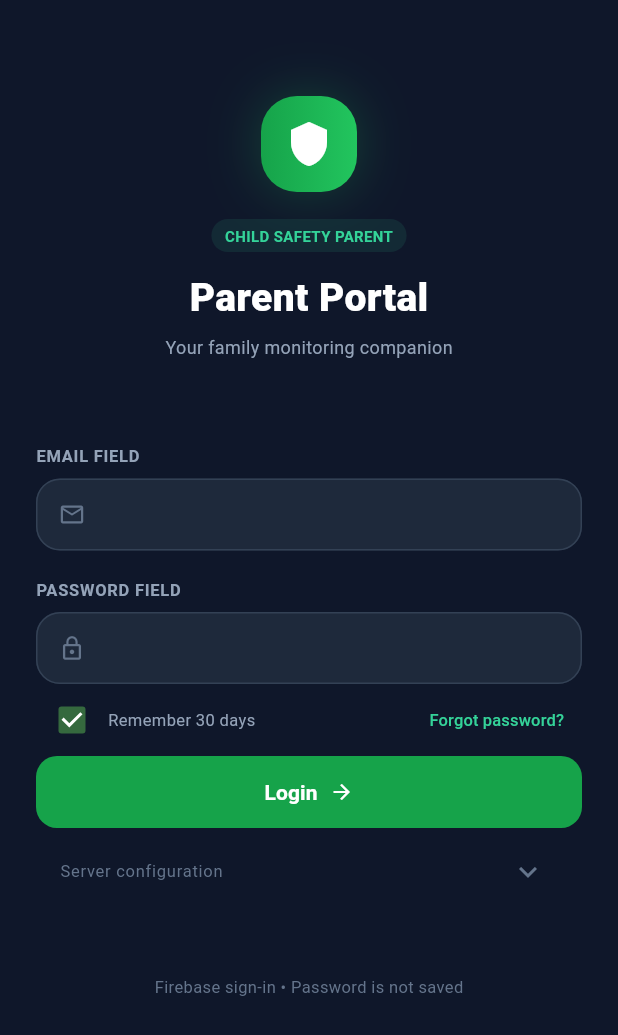
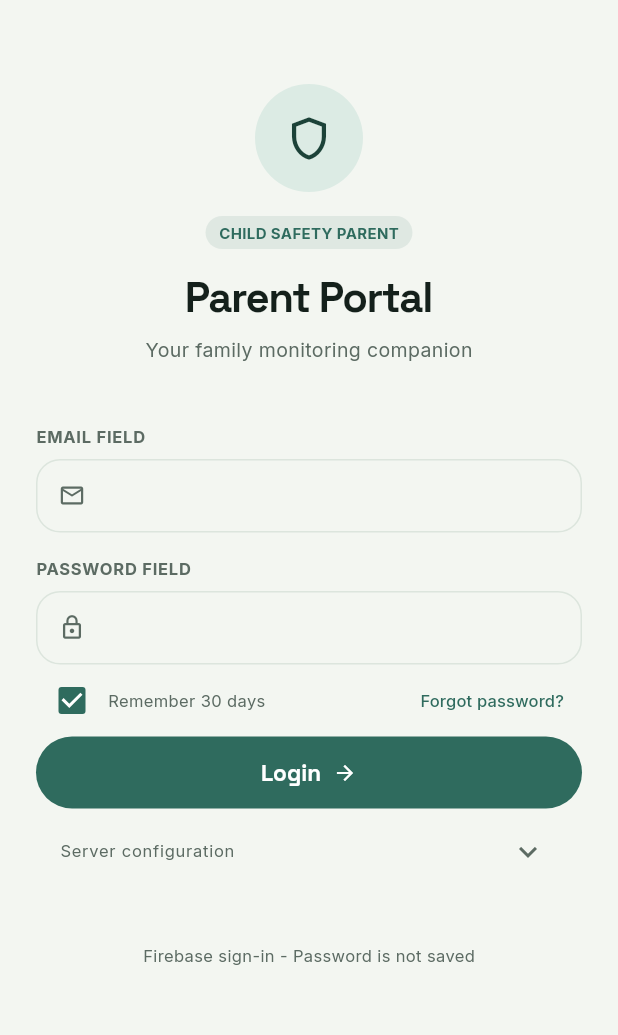
Before and after one commit to frances09f-lgtm/child-safety-parent, a Flutter app: the screen it shows after launch, on a phone screen of 412 x 824 dp. Shown: the top 1035 px of the screen. Run offline on Flutter 3.47's test engine with Material 3 defaults, Android fonts, the light colour scheme and no system bars; our stand-ins replace firebase_core, firebase_messaging, flutter_local_notifications, flutter_map, flutter_secure_storage, latlong2 and 1 more; missing offline and left inert: workmanager; accounts and stored records are empty.

Commit message:
parent: Pally UI restyle (theme, header, dock, login, palette, fonts) v1.4.9

```diff
--- a/lib/api.dart
+++ b/lib/api.dart
@@ -11,7 +11,11 @@ class FamilyApi {
   // configuration, not a secret. Pre-filled so sign-in never asks for it;
   // the field stays editable for project moves.
   static const defaultKey = 'AIzaSyCh-l1is7a-wMWZGhHWUnh9rV0BkdvADbk';
-  static String server = '', key = defaultKey, email = '', _token = '', _refresh = '';
+  static String server = '',
+      key = defaultKey,
+      email = '',
+      _token = '',
+      _refresh = '';
   static bool _remember = true;
   static DateTime _expires = DateTime(2000);
   static Future<bool> restore() async {
--- a/lib/main.dart
+++ b/lib/main.dart
@@ -1,4 +1,5 @@
 import 'update/app_update.dart';
+
 import 'dart:async';
 
 import 'package:flutter/material.dart';
@@ -7,18 +8,27 @@ import 'package:latlong2/latlong.dart';
 import 'package:intl/intl.dart';
 
 import 'api.dart';
+import 'pally.dart';
 import 'detail_reports.dart';
 import 'push.dart';
 import 'zone_alerts.dart';
 import 'activity.dart';
 
-const green = Color(0xff16a34a);
-Color get ink => ParentTheme.dark.value ? Color(0xffe2e8f0) : Color(0xff0f172a);
+const green = Color(0xff2f6b5e);
+Color get ink => ParentTheme.dark.value ? Color(0xffe9f1ec) : Color(0xff14201b);
 Color get muted =>
-    ParentTheme.dark.value ? Color(0xff94a3b8) : Color(0xff64748b);
+    ParentTheme.dark.value ? Color(0xff9aa8a2) : Color(0xff5c6b63);
 Color get pale =>
-    ParentTheme.dark.value ? Color(0xff0b1220) : Color(0xfff1f5f9);
-Color get surface => ParentTheme.dark.value ? Color(0xff172235) : Colors.white;
+    ParentTheme.dark.value ? Color(0xff0b0f10) : Color(0xfff3f6f1);
+Color get surface => ParentTheme.dark.value ? Color(0xff141a1b) : Colors.white;
+Color get edge =>
+    ParentTheme.dark.value ? Color(0xff24312e) : Color(0xffdce5dd);
+Color get soft =>
+    ParentTheme.dark.value ? Color(0xff17332c) : Color(0xffdcebe4);
+Color get onSoft =>
+    ParentTheme.dark.value ? Color(0xffb9efe0) : Color(0xff1c4238);
+Color get accent => ParentTheme.dark.value ? Color(0xff8fd8c2) : green;
+Color get onAccent => ParentTheme.dark.value ? Color(0xff06201a) : Colors.white;
 
 class ParentTheme {
   static final dark = ValueNotifier(false);
@@ -85,6 +95,20 @@ class _ParentAppState extends State<ParentApp> {
       title: 'Child Safety Parent',
       debugShowCheckedModeBanner: false,
       theme: ThemeData(
+        useMaterial3: true,
+        fontFamily: 'Inter',
+        colorScheme:
+            ColorScheme.fromSeed(
+              seedColor: accent,
+              brightness: dark ? Brightness.dark : Brightness.light,
+            ).copyWith(
+              primary: accent,
+              onPrimary: onAccent,
+              surface: surface,
+              onSurface: ink,
+              outline: edge,
+            ),
+        scaffoldBackgroundColor: pale,
         dialogTheme: DialogThemeData(
           backgroundColor: surface,
           surfaceTintColor: Colors.transparent,
@@ -93,62 +117,61 @@ class _ParentAppState extends State<ParentApp> {
           ),
           titleTextStyle: TextStyle(
             color: ink,
+            fontFamily: 'Space Grotesk',
             fontSize: 22,
-            fontWeight: FontWeight.w800,
+            fontWeight: FontWeight.w700,
           ),
           contentTextStyle: TextStyle(color: muted, fontSize: 14, height: 1.45),
           insetPadding: EdgeInsets.all(20),
         ),
-        useMaterial3: true,
-        colorScheme: ColorScheme.fromSeed(
-          seedColor: green,
-          brightness: dark ? Brightness.dark : Brightness.light,
-        ),
-        scaffoldBackgroundColor: pale,
         appBarTheme: AppBarTheme(
           backgroundColor: surface,
           surfaceTintColor: Colors.transparent,
           titleTextStyle: TextStyle(
             color: ink,
+            fontFamily: 'Space Grotesk',
             fontSize: 16,
-            fontWeight: FontWeight.w800,
+            fontWeight: FontWeight.w700,
           ),
         ),
         cardTheme: CardThemeData(
           color: surface,
           surfaceTintColor: Colors.transparent,
+          elevation: 0,
+          shape: RoundedRectangleBorder(
+            borderRadius: BorderRadius.circular(24),
+            side: BorderSide(color: edge),
+          ),
         ),
         inputDecorationTheme: InputDecorationTheme(
           filled: true,
-          fillColor: ParentTheme.dark.value
-              ? Color(0xff1e293b)
-              : Color(0xfff8fafc),
-          contentPadding: EdgeInsets.all(14),
+          fillColor: pale,
+          contentPadding: EdgeInsets.symmetric(horizontal: 14, vertical: 14),
+          labelStyle: TextStyle(fontSize: 13, color: muted),
           border: OutlineInputBorder(
-            borderRadius: BorderRadius.circular(14),
-            borderSide: BorderSide(
-              color: ParentTheme.dark.value
-                  ? Color(0xff334155)
-                  : Color(0xffe2e8f0),
-            ),
+            borderRadius: BorderRadius.circular(16),
+            borderSide: BorderSide(color: edge),
           ),
           enabledBorder: OutlineInputBorder(
-            borderRadius: BorderRadius.circular(14),
-            borderSide: BorderSide(
-              color: ParentTheme.dark.value
-                  ? Color(0xff334155)
-                  : Color(0xffe2e8f0),
-            ),
+            borderRadius: BorderRadius.circular(16),
+            borderSide: BorderSide(color: edge),
+          ),
+          focusedBorder: OutlineInputBorder(
+            borderRadius: BorderRadius.circular(16),
+            borderSide: BorderSide(color: accent, width: 2),
           ),
         ),
         filledButtonTheme: FilledButtonThemeData(
           style: FilledButton.styleFrom(
-            backgroundColor: green,
-            foregroundColor: Colors.white,
+            backgroundColor: accent,
+            foregroundColor: onAccent,
             minimumSize: Size.fromHeight(48),
-            shape: RoundedRectangleBorder(
-              borderRadius: BorderRadius.circular(14),
+            textStyle: TextStyle(
+              fontFamily: 'Space Grotesk',
+              fontSize: 15,
+              fontWeight: FontWeight.w600,
             ),
+            shape: StadiumBorder(),
           ),
         ),
       ),
@@ -157,17 +180,12 @@ class _ParentAppState extends State<ParentApp> {
   );
 }
 
-Widget panel(List<Widget> children, {double radius = 18}) => Container(
-  padding: EdgeInsets.all(16),
+Widget panel(List<Widget> children, {double radius = 24}) => Container(
+  padding: EdgeInsets.all(18),
   decoration: BoxDecoration(
     color: surface,
     borderRadius: BorderRadius.circular(radius),
-    border: Border.all(
-      color: ParentTheme.dark.value ? Color(0xff334155) : Color(0xffe2e8f0),
-    ),
-    boxShadow: [
-      BoxShadow(color: Color(0x09000000), blurRadius: 3, offset: Offset(0, 2)),
-    ],
+    border: Border.all(color: edge),
   ),
   child: Material(
     color: Colors.transparent,
@@ -356,8 +374,7 @@ class _FamilyHomeState extends State<FamilyHome> {
     } catch (_) {
       if (mounted)
         setState(
-          () => error =
-              'Could not refresh. These are the last received reports, not live data.',
+          () => error = 'Could not refresh. These are the last received reports, not live data.',
         );
     } finally {
       if (mounted) setState(() => busy = false);
@@ -446,8 +463,7 @@ class _FamilyHomeState extends State<FamilyHome> {
         newPass.text != confirmPass.text ||
         newPass.text == oldPass.text) {
       setState(
-        () => error =
-            'Use a different password with at least 8 characters and matching confirmation.',
+        () => error = 'Use a different password with at least 8 characters and matching confirmation.',
       );
       return;
     }
@@ -470,56 +486,37 @@ class _FamilyHomeState extends State<FamilyHome> {
 
   @override
   Widget build(BuildContext context) => Scaffold(
-    backgroundColor: signed ? pale : ink,
+    backgroundColor: pale,
     appBar: !signed
         ? null
-        : AppBar(
-            title: Column(
-              crossAxisAlignment: CrossAxisAlignment.start,
-              children: [
-                Text(
-                  section == 0 ? 'Your Family' : 'Parent Account Settings',
-                  style: TextStyle(fontSize: 16, fontWeight: FontWeight.w800),
-                ),
-                if (section == 0)
-                  Text(
-                    '${children.length} protected devices connected',
-                    style: TextStyle(fontSize: 11, color: muted),
-                  ),
-              ],
-            ),
+        : SafetyHeader(
+            title: section == 0 ? 'Your Family' : 'Settings',
+            subtitle: section == 0
+                ? '\${children.length} protected devices connected'
+                : null,
             actions: section == 0
                 ? [
                     IconButton(
                       tooltip: 'Refresh reports',
                       onPressed: busy ? null : refresh,
-                      icon: Icon(Icons.refresh),
+                      icon: Icon(Icons.refresh, color: muted),
                     ),
                     IconButton(
                       tooltip: 'Settings',
                       onPressed: () => setState(() => section = 1),
-                      icon: Icon(Icons.settings_outlined),
+                      icon: Icon(Icons.settings_outlined, color: muted),
                     ),
                   ]
-                : null,
+                : const [],
           ),
     bottomNavigationBar: !signed
         ? null
-        : BottomNavigationBar(
-            backgroundColor: surface,
-            selectedItemColor: green,
-            unselectedItemColor: Color(0xff94a3b8),
-            currentIndex: section,
+        : SafetyDock(
+            index: section,
             onTap: (v) => setState(() => section = v),
-            items: [
-              BottomNavigationBarItem(
-                icon: Icon(Icons.family_restroom),
-                label: 'Children',
-              ),
-              BottomNavigationBarItem(
-                icon: Icon(Icons.settings),
-                label: 'Settings',
-              ),
+            items: const [
+              SafetyDockItem(Icons.family_restroom, 'Children'),
+              SafetyDockItem(Icons.settings, 'Settings'),
             ],
           ),
     body: !ready
@@ -566,40 +563,37 @@ class _FamilyHomeState extends State<FamilyHome> {
             padding: EdgeInsets.all(24),
             child: Column(
               children: [
-                SizedBox(height: 40),
+                SizedBox(height: 32),
                 Container(
-                  width: 64,
-                  height: 64,
+                  width: 72,
+                  height: 72,
                   decoration: BoxDecoration(
-                    gradient: LinearGradient(
-                      colors: [green, Color(0xff22c55e)],
-                    ),
-                    borderRadius: BorderRadius.circular(24),
-                    boxShadow: [
-                      BoxShadow(color: Color(0x4022c55e), blurRadius: 30),
-                    ],
-                  ),
-                  child: Icon(Icons.shield, color: Colors.white, size: 32),
+                    color: soft,
+                    shape: BoxShape.circle,
+                  ),
+                  child: Icon(Icons.shield_outlined, color: onSoft, size: 34),
                 ),
-                SizedBox(height: 18),
-                pill('CHILD SAFETY PARENT', color: Color(0xff34d399)),
+                SizedBox(height: 16),
+                pill('CHILD SAFETY PARENT', color: accent),
                 SizedBox(height: 12),
                 Text(
                   'Parent Portal',
                   style: TextStyle(
-                    color: Colors.white,
-                    fontSize: 26,
-                    fontWeight: FontWeight.w800,
+                    fontFamily: 'Space Grotesk',
+                    color: ink,
+                    fontSize: 28,
+                    fontWeight: FontWeight.w700,
+                    letterSpacing: -.98,
                   ),
                 ),
                 SizedBox(height: 6),
                 Text(
                   'Your family monitoring companion',
-                  style: TextStyle(color: Color(0xff94a3b8), fontSize: 12),
+                  style: TextStyle(color: muted, fontSize: 13),
                 ),
-                SizedBox(height: 56),
+                SizedBox(height: 40),
                 darkField('EMAIL FIELD', email, Icons.email_outlined),
-                SizedBox(height: 18),
+                SizedBox(height: 16),
                 darkField(
                   'PASSWORD FIELD',
                   password,
@@ -615,17 +609,14 @@ class _FamilyHomeState extends State<FamilyHome> {
                     ),
                     Text(
                       'Remember 30 days',
-                      style: TextStyle(color: Color(0xff94a3b8), fontSize: 11),
+                      style: TextStyle(color: muted, fontSize: 11),
                     ),
                     Spacer(),
                     TextButton(
                       onPressed: resetPassword,
                       child: Text(
                         'Forgot password?',
-                        style: TextStyle(
-                          color: Color(0xff34d399),
-                          fontSize: 11,
-                        ),
+                        style: TextStyle(color: accent, fontSize: 11),
                       ),
                     ),
                   ],
@@ -647,7 +638,7 @@ class _FamilyHomeState extends State<FamilyHome> {
                 Theme(
                   data: Theme.of(context).copyWith(
                     textTheme: Theme.of(context).textTheme
-                        .apply(bodyColor: Color(0xff94a3b8)),
+                        .apply(bodyColor: muted),
                   ),
                   child: ExpansionTile(
                     iconColor: muted,
@@ -673,9 +664,9 @@ class _FamilyHomeState extends State<FamilyHome> {
                 ),
                 if (error.isNotEmpty)
                   Text(error, style: TextStyle(color: Colors.redAccent)),
-                SizedBox(height: 40),
+                SizedBox(height: 32),
                 Text(
-                  'Firebase sign-in • Password is not saved',
+                  'Firebase sign-in - Password is not saved',
                   style: TextStyle(color: muted, fontSize: 11),
                 ),
               ],
@@ -696,7 +687,7 @@ class _FamilyHomeState extends State<FamilyHome> {
       Text(
         title,
         style: TextStyle(
-          color: Color(0xff94a3b8),
+          color: muted,
           fontSize: 11,
           fontWeight: FontWeight.w700,
           letterSpacing: .5,
@@ -709,14 +700,9 @@ class _FamilyHomeState extends State<FamilyHome> {
         keyboardType: secret
             ? TextInputType.visiblePassword
             : TextInputType.text,
-        style: TextStyle(color: Colors.white, fontSize: 13),
+        style: TextStyle(color: ink, fontSize: 14),
         decoration: InputDecoration(
-          fillColor: Color(0xff1e293b),
           prefixIcon: Icon(icon, color: muted, size: 18),
-          enabledBorder: OutlineInputBorder(
-            borderRadius: BorderRadius.circular(16),
-            borderSide: BorderSide(color: Color(0xff334155)),
-          ),
         ),
       ),
     ],
@@ -795,7 +781,7 @@ class _FamilyHomeState extends State<FamilyHome> {
               width: 48,
               height: 48,
               decoration: BoxDecoration(
-                color: Color(0xffdcfce7),
+                color: soft,
                 borderRadius: BorderRadius.circular(16),
               ),
               child: Icon(Icons.person, color: green),
@@ -875,8 +861,7 @@ class _FamilyHomeState extends State<FamilyHome> {
                       await ZoneAlerts.disable();
                     }
                   } catch (_) {
-                    ZoneAlerts.status =
-                        'Could not save notification settings. Restart and retry.';
+                    ZoneAlerts.status = 'Could not save notification settings. Restart and retry.';
                   } finally {
                     progress.cancel();
                     ZoneAlerts.changing = false;
@@ -966,8 +951,10 @@ class _FamilyHomeState extends State<FamilyHome> {
               await ZoneAlerts.disableAll();
               await FamilyApi.logout();
             } catch (_) {
-              if (mounted) setState(() => error =
-                'Could not finish logout. You are still signed in; automatic refresh remains on. Retry when connected.');
+              if (mounted)
+                setState(
+                  () => error = 'Could not finish logout. You are still signed in; automatic refresh remains on. Retry when connected.',
+                );
               return;
             }
             timer?.cancel();
@@ -1052,12 +1039,12 @@ class _FamilyHomeState extends State<FamilyHome> {
         margin: EdgeInsets.symmetric(horizontal: 3),
         decoration: BoxDecoration(
           color: accent
-              ? (ParentTheme.dark.value ? Color(0xff163629) : Color(0xfff0fdf4))
+              ? (ParentTheme.dark.value ? soft : soft)
               : ParentTheme.dark.value
-              ? Color(0xff1e293b)
-              : Color(0xfff8fafc),
+              ? pale
+              : pale,
           borderRadius: BorderRadius.circular(13),
-          border: Border.all(color: accent ? Color(0xffdcfce7) : pale),
+          border: Border.all(color: accent ? soft : pale),
         ),
         child: Column(
           children: [
@@ -1065,7 +1052,7 @@ class _FamilyHomeState extends State<FamilyHome> {
               a,
               style: TextStyle(
                 fontSize: 9,
-                color: accent ? green : Color(0xff94a3b8),
+                color: accent ? green : muted,
                 fontWeight: FontWeight.w700,
               ),
             ),
@@ -1226,8 +1213,8 @@ class _FamilyHomeState extends State<FamilyHome> {
                 decoration: BoxDecoration(
                   color: events.isEmpty
                       ? ParentTheme.dark.value
-                            ? Color(0xff1e293b)
-                            : Color(0xfff8fafc)
+                            ? pale
+                            : pale
                       : (ParentTheme.dark.value
                             ? Color(0xff3a2b18)
                             : Color(0xfffffbeb)),
@@ -1563,8 +1550,7 @@ class _ChildDetailState extends State<ChildDetail> with WidgetsBindingObserver {
                         ),
                         children: [
                           TileLayer(
-                            urlTemplate:
-                                'https://tile.openstreetmap.org/{z}/{x}/{y}.png',
+                            urlTemplate: 'https://tile.openstreetmap.org/{z}/{x}/{y}.png',
                             userAgentPackageName: 'com.childsafety.parent',
                           ),
                           if (selected != null)
@@ -1627,8 +1613,7 @@ class _ChildDetailState extends State<ChildDetail> with WidgetsBindingObserver {
                     metres > 10000 ||
                     selected == null) {
                   setDialog(
-                    () => formError =
-                        'Choose a centre, a name, and radius from 100 to 10,000 metres.',
+                    () => formError = 'Choose a centre, a name, and radius from 100 to 10,000 metres.',
                   );
                   return;
                 }
@@ -1799,7 +1784,9 @@ class _ChildDetailState extends State<ChildDetail> with WidgetsBindingObserver {
                         child: Stack(
                           children: [
                             MiniMap(
-                              key: ValueKey('route-$playing-$playIndex-${playing ? '' : current}'),
+                              key: ValueKey(
+                                'route-$playing-$playIndex-${playing ? '' : current}',
+                              ),
                               points: shown,
                               fresh: !playing && live,
                               zones: safe,
@@ -1978,9 +1965,7 @@ class _ChildDetailState extends State<ChildDetail> with WidgetsBindingObserver {
                                 Container(
                                   padding: EdgeInsets.all(12),
                                   decoration: BoxDecoration(
-                                    color: ParentTheme.dark.value
-                                        ? Color(0xff163629)
-                                        : Color(0xffecfdf5),
+                                    color: ParentTheme.dark.value ? soft : soft,
                                     borderRadius: BorderRadius.circular(12),
                                   ),
                                   child: Icon(
--- a/lib/push.dart
+++ b/lib/push.dart
@@ -1,8 +1,10 @@
 import 'dart:async';
+
 import 'package:flutter/foundation.dart';
 import 'package:firebase_core/firebase_core.dart';
 import 'package:firebase_messaging/firebase_messaging.dart';
 import 'package:flutter_local_notifications/flutter_local_notifications.dart';
+
 import 'api.dart';
 import 'zone_alerts.dart';
 
```
Also changed, not shown: lib/activity.dart (+5 -6 lines), lib/pally.dart (added, +164 -0 lines), lib/update/app_update.dart (+11 -14 lines), lib/zone_alerts.dart (+8 -9 lines), pubspec.yaml (+21 -1 lines), assets/fonts/Inter-400.ttf (added), assets/fonts/Inter-500.ttf (added), assets/fonts/Inter-600.ttf (added), assets/fonts/Inter-700.ttf (added), assets/fonts/SpaceGrotesk-500.ttf (added), assets/fonts/SpaceGrotesk-600.ttf (added), assets/fonts/SpaceGrotesk-700.ttf (added).
